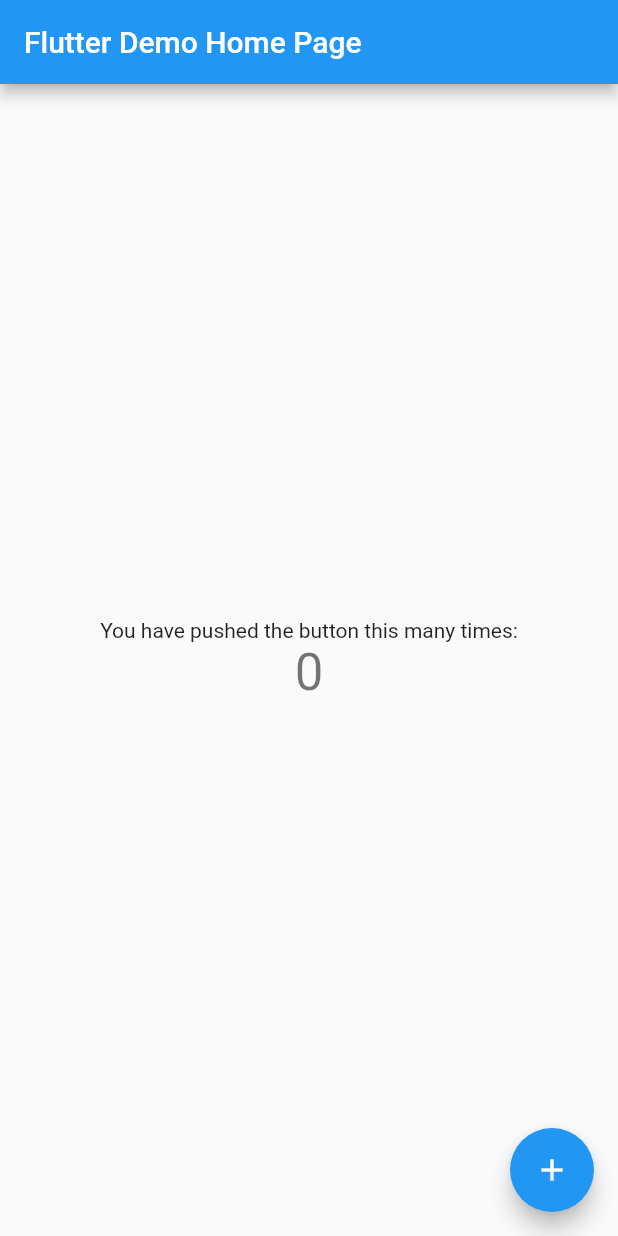
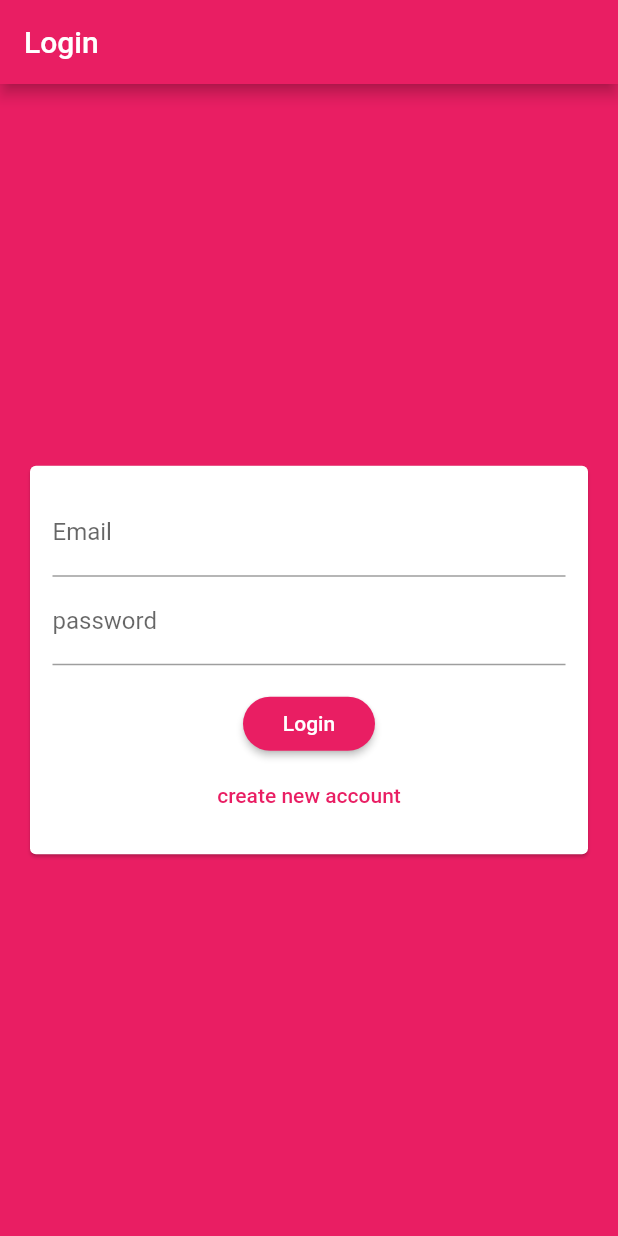
Before and after one commit to Muhammad-Yasin-ktk/ChatApp, a Flutter app: the screen it shows after launch, on a phone screen of 412 x 824 dp. Run offline on Flutter 3.47's test engine with Material 2 defaults, Android fonts, the phone set to English and light mode, and no system bars; our stand-ins replace cloud_firestore, firebase_auth, firebase_core, firebase_storage, image_picker; accounts and stored records are empty.

Commit message:
add chat and auth screen

```diff
--- a/lib/main.dart
+++ b/lib/main.dart
@@ -1,6 +1,12 @@
+import 'package:chat_app/screens/auth_screen.dart';
+import 'package:chat_app/screens/chat_screen.dart';
+import 'package:firebase_auth/firebase_auth.dart';
+import 'package:firebase_core/firebase_core.dart';
 import 'package:flutter/material.dart';
 
-void main() {
+void main() async {
+  WidgetsFlutterBinding.ensureInitialized();
+  await Firebase.initializeApp();
   runApp(MyApp());
 }
 
@@ -10,108 +16,26 @@ class MyApp extends StatelessWidget {
   Widget build(BuildContext context) {
     return MaterialApp(
       title: 'Flutter Demo',
+      debugShowCheckedModeBanner: false,
       theme: ThemeData(
-        // This is the theme of your application.
-        //
-        // Try running your application with "flutter run". You'll see the
-        // application has a blue toolbar. Then, without quitting the app, try
-        // changing the primarySwatch below to Colors.green and then invoke
-        // "hot reload" (press "r" in the console where you ran "flutter run",
-        // or simply save your changes to "hot reload" in a Flutter IDE).
-        // Notice that the counter didn't reset back to zero; the application
-        // is not restarted.
-        primarySwatch: Colors.blue,
-        // This makes the visual density adapt to the platform that you run
-        // the app on. For desktop platforms, the controls will be smaller and
-        // closer together (more dense) than on mobile platforms.
-        visualDensity: VisualDensity.adaptivePlatformDensity,
+          primarySwatch: Colors.pink,
+          backgroundColor: Colors.pink,
+          accentColor: Colors.deepPurple,
+          accentColorBrightness: Brightness.dark,
+          buttonTheme: ButtonTheme.of(context).copyWith(
+              buttonColor: Colors.pink,
+              textTheme: ButtonTextTheme.primary,
+              shape: RoundedRectangleBorder(
+                  borderRadius: BorderRadius.circular(20)))),
+      home: StreamBuilder(
+        stream: FirebaseAuth.instance.onAuthStateChanged,
+        builder: (ctx, snapshot) {
+          if (snapshot.hasData) {
+            return ChatScreen();
+          }
+          return AuthScreen();
+        },
       ),
-      home: MyHomePage(title: 'Flutter Demo Home Page'),
     );
   }
 }
-
-class MyHomePage extends StatefulWidget {
-  MyHomePage({Key key, this.title}) : super(key: key);
-
-  // This widget is the home page of your application. It is stateful, meaning
-  // that it has a State object (defined below) that contains fields that affect
-  // how it looks.
-
-  // This class is the configuration for the state. It holds the values (in this
-  // case the title) provided by the parent (in this case the App widget) and
-  // used by the build method of the State. Fields in a Widget subclass are
-  // always marked "final".
-
-  final String title;
-
-  @override
-  _MyHomePageState createState() => _MyHomePageState();
-}
-
-class _MyHomePageState extends State<MyHomePage> {
-  int _counter = 0;
-
-  void _incrementCounter() {
-    setState(() {
-      // This call to setState tells the Flutter framework that something has
-      // changed in this State, which causes it to rerun the build method below
-      // so that the display can reflect the updated values. If we changed
-      // _counter without calling setState(), then the build method would not be
-      // called again, and so nothing would appear to happen.
-      _counter++;
-    });
-  }
-
-  @override
-  Widget build(BuildContext context) {
-    // This method is rerun every time setState is called, for instance as done
-    // by the _incrementCounter method above.
-    //
-    // The Flutter framework has been optimized to make rerunning build methods
-    // fast, so that you can just rebuild anything that needs updating rather
-    // than having to individually change instances of widgets.
-    return Scaffold(
-      appBar: AppBar(
-        // Here we take the value from the MyHomePage object that was created by
-        // the App.build method, and use it to set our appbar title.
-        title: Text(widget.title),
-      ),
-      body: Center(
-        // Center is a layout widget. It takes a single child and positions it
-        // in the middle of the parent.
-        child: Column(
-          // Column is also a layout widget. It takes a list of children and
-          // arranges them vertically. By default, it sizes itself to fit its
-          // children horizontally, and tries to be as tall as its parent.
-          //
-          // Invoke "debug painting" (press "p" in the console, choose the
-          // "Toggle Debug Paint" action from the Flutter Inspector in Android
-          // Studio, or the "Toggle Debug Paint" command in Visual Studio Code)
-          // to see the wireframe for each widget.
-          //
-          // Column has various properties to control how it sizes itself and
-          // how it positions its children. Here we use mainAxisAlignment to
-          // center the children vertically; the main axis here is the vertical
-          // axis because Columns are vertical (the cross axis would be
-          // horizontal).
-          mainAxisAlignment: MainAxisAlignment.center,
-          children: <Widget>[
-            Text(
-              'You have pushed the button this many times:',
-            ),
-            Text(
-              '$_counter',
-              style: Theme.of(context).textTheme.headline4,
-            ),
-          ],
-        ),
-      ),
-      floatingActionButton: FloatingActionButton(
-        onPressed: _incrementCounter,
-        tooltip: 'Increment',
-        child: Icon(Icons.add),
-      ), // This trailing comma makes auto-formatting nicer for build methods.
-    );
-  }
-}
--- /dev/null
+++ b/lib/screens/auth_screen.dart
@@ -0,0 +1,99 @@
+import 'dart:io';
+
+import 'package:chat_app/widgets/auth_form.dart';
+import 'package:cloud_firestore/cloud_firestore.dart';
+import 'package:firebase_auth/firebase_auth.dart';
+import 'package:firebase_storage/firebase_storage.dart';
+
+import 'package:flutter/material.dart';
+
+import 'package:flutter/services.dart';
+
+class AuthScreen extends StatefulWidget {
+  @override
+  _AuthScreenState createState() => _AuthScreenState();
+}
+
+class _AuthScreenState extends State<AuthScreen> {
+  final _auth = FirebaseAuth.instance;
+  bool isLoading=false;
+
+  void _submitAuthForm(
+    String email,
+    String userName,
+    String pass,
+    File imageFile,
+    bool isLogin,
+    BuildContext ctx,
+  ) async {
+    UserCredential userCredential;
+
+    try {
+      setState(() {
+        isLoading=true;
+      });
+      if (isLogin) {
+        userCredential = await _auth.signInWithEmailAndPassword(
+            email: email, password: pass);
+      } else {
+        userCredential = await _auth.createUserWithEmailAndPassword(
+            email: email, password: pass);
+        final ref=FirebaseStorage.instance.ref().child('user_image').child(userCredential.user.uid+'.jpg');
+        UploadTask uploadTask =  ref.putFile(imageFile);
+        var imageUrl = await (await uploadTask).ref.getDownloadURL();
+//        uploadTask.whenComplete(() async{
+//
+//          try{
+//           final imageUrl = await ref.getDownloadURL();
+//          }catch(onError){
+//            print("Error");
+//          }
+//
+//          print(imageUrl);
+//
+//        });
+
+
+        await Firestore.instance.collection('users').doc(userCredential.user.uid).set(
+          {
+            'username':userName,
+            'email':email,
+            'image_url':imageUrl
+          }
+
+        );
+
+
+      }
+    } on PlatformException catch (err) {
+      var message = 'check user credential';
+      if (err.message != null) {
+        message = err.message;
+      }
+      Scaffold.of(ctx).showSnackBar(SnackBar(
+        content: Text(message),
+        backgroundColor: Colors.blueAccent,
+      ));
+     setState(() {
+       isLoading=false;
+     });
+    } catch (err) {
+      print(err);
+      setState(() {
+        isLoading=false;
+      });
+
+    }
+  }
+
+  @override
+  Widget build(BuildContext context) {
+    return Scaffold(
+      backgroundColor: Theme.of(context).primaryColor,
+      appBar: AppBar(
+        title: Text('Login'),
+      ),
+      body: AuthForm(_submitAuthForm,isLoading),
+    );
+  }
+}
--- /dev/null
+++ b/lib/widgets/auth_form.dart
@@ -0,0 +1,142 @@
+import 'dart:io';
+
+import 'package:chat_app/widgets/user_image_picker.dart';
+import 'package:flutter/material.dart';
+
+class AuthForm extends StatefulWidget {
+  final void Function(
+    String email,
+    String userName,
+    String pass,
+    File imageFile,
+    bool isLogin,
+    BuildContext ctx,
+  ) submitFn;
+  bool isLoading;
+
+  AuthForm(this.submitFn, this.isLoading);
+
+  @override
+  _AuthFormState createState() => _AuthFormState();
+}
+
+class _AuthFormState extends State<AuthForm> {
+  final _formKey = GlobalKey<FormState>();
+  var _email = '';
+  var _userName = '';
+  var _password = '';
+  File _imageFile;
+  bool isLogin = true;
+void _pickImage(File image){
+  _imageFile=image;
+}
+  void _trySubmit() {
+    final isValid = _formKey.currentState.validate();
+    FocusScope.of(context).unfocus();
+    if(_imageFile==null && !isLogin){
+      Scaffold.of(context).showSnackBar(SnackBar(content: Text('pick image'),backgroundColor: Colors.redAccent,));
+      return;
+    }
+    if (isValid) {
+      _formKey.currentState.save();
+      print(_email);
+      print(_password);
+      widget.submitFn(
+        _email.trim(),
+        _userName.trim(),
+        _password.trim(),
+        _imageFile,
+        isLogin,
+        context,
+      );
+    }
+  }
+
+  @override
+  Widget build(BuildContext context) {
+    return Center(
+      child: Card(
+        margin: EdgeInsets.all(20),
+        child: SingleChildScrollView(
+          child: Padding(
+            padding: EdgeInsets.all(15),
+            child: Form(
+              key: _formKey,
+              child: Column(
+                mainAxisSize: MainAxisSize.min,
+                children: [
+                  if(!isLogin)
+                  UserImagePicker(_pickImage),
+                  TextFormField(
+                    key: ValueKey('email'),
+                    keyboardType: TextInputType.emailAddress,
+                    decoration: InputDecoration(labelText: 'Email'),
+                    validator: (value) {
+                      if (value.isEmpty || !value.contains('@')) {
+                        return 'please enter valid email address';
+                      }
+                      return null;
+                    },
+                    onSaved: (value) {
+                      _email = value;
+                    },
+                  ),
+                  if (!isLogin)
+                    TextFormField(
+                      key: ValueKey('username'),
+                      keyboardType: TextInputType.text,
+                      decoration: InputDecoration(labelText: 'user name'),
+                      validator: (value) {
+                        if (value.isEmpty || value.length < 4) {
+                          return 'please enter at least 4 charecter';
+                        }
+                        return null;
+                      },
+                      onSaved: (value) {
+                        _userName = value;
+                      },
+                    ),
+                  TextFormField(
+                    key: ValueKey('password'),
+                    keyboardType: TextInputType.text,
+                    obscureText: true,
+                    decoration: InputDecoration(labelText: 'password'),
+                    validator: (value) {
+                      if (value.isEmpty || value.length < 6) {
+                        return 'password must be at least 6 charecter';
+                      }
+                      return null;
+                    },
+                    onSaved: (value) {
+                      _password = value;
+                    },
+                  ),
+                  SizedBox(
+                    height: 15,
+                  ),
+                  if (widget.isLoading) CircularProgressIndicator(),
+                  if(!widget.isLoading)
+                  RaisedButton(
+                    child: Text(isLogin ? 'Login' : 'SignUp'),
+                    onPressed: _trySubmit,
+                  ),
+                  if(!widget.isLoading)
+                  FlatButton(
+                      onPressed: () {
+                        setState(() {
+                          isLogin = !isLogin;
+                        });
+                      },
+                      textColor: Theme.of(context).primaryColor,
+                      child: Text(isLogin
+                          ? 'create new account'
+                          : 'I have already acount'))
+                ],
+              ),
+            ),
+          ),
+        ),
+      ),
+    );
+  }
+}
--- a/pubspec.yaml
+++ b/pubspec.yaml
@@ -28,6 +28,11 @@ dependencies:
   # The following adds the Cupertino Icons font to your application.
   # Use with the CupertinoIcons class for iOS style icons.
   cupertino_icons: ^1.0.0
+  cloud_firestore: ^0.14.4
+  firebase_core : ^0.5.0
+  firebase_auth: ^0.18.4+1
+  image_picker: ^0.6.7+17
+  firebase_storage: ^5.2.0
 
 dev_dependencies:
   flutter_test:
```
Also changed, not shown: lib/screens/chat_screen.dart (added, +53 -0 lines), lib/widgets/message_bubble.dart (added, +70 -0 lines), lib/widgets/messages.dart (added, +56 -0 lines), lib/widgets/new_message.dart (added, +57 -0 lines), lib/widgets/user_image_picker.dart (added, +42 -0 lines), pubspec.lock, 4 other files.
